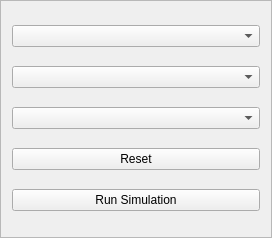
First picture: the form in elvis/elvis_dock_widget.ui, repository ReferencePointNavigation/MapCreator, before the edit.
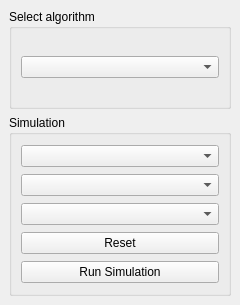
Second picture: the form after the edit.

Commit message: Added ELVIS toolbar and Dock Widget

```diff
--- a/elvis/elvis_dock_widget.ui
+++ b/elvis/elvis_dock_widget.ui
@@ -1,26 +1,51 @@
 <?xml version="1.0" encoding="UTF-8"?>
 <ui version="4.0">
- <class>Frame</class>
- <widget class="QFrame" name="Frame">
+ <class>DockWidget</class>
+ <widget class="QDockWidget" name="DockWidget">
   <property name="geometry">
    <rect>
     <x>0</x>
     <y>0</y>
-    <width>272</width>
-    <height>238</height>
+    <width>240</width>
+    <height>305</height>
    </rect>
   </property>
+  <property name="maximumSize">
+   <size>
+    <width>240</width>
+    <height>400</height>
+   </size>
+  </property>
   <property name="windowTitle">
    <string>Frame</string>
   </property>
-  <property name="frameShape">
-   <enum>QFrame::StyledPanel</enum>
-  </property>
-  <property name="frameShadow">
-   <enum>QFrame::Raised</enum>
-  </property>
+  <widget class="QWidget" name="dockWidgetContents">
   <layout class="QVBoxLayout" name="verticalLayout">
    <item>
+     <widget class="QGroupBox" name="groupBox">
+      <property name="maximumSize">
+       <size>
+        <width>16777215</width>
+        <height>100</height>
+       </size>
+      </property>
+      <property name="title">
+       <string>Select algorithm</string>
+      </property>
+      <layout class="QVBoxLayout" name="verticalLayout_2">
+       <item>
+        <widget class="QComboBox" name="algorithm_select"/>
+       </item>
+      </layout>
+     </widget>
+    </item>
+    <item>
+     <widget class="QGroupBox" name="simulation_group">
+      <property name="title">
+       <string>Simulation</string>
+      </property>
+      <layout class="QVBoxLayout" name="verticalLayout_3">
+       <item>
     <widget class="QComboBox" name="building_select"/>
    </item>
    <item>
@@ -44,6 +69,10 @@
     </widget>
    </item>
   </layout>
+     </widget>
+    </item>
+   </layout>
+  </widget>
  </widget>
  <resources/>
  <connections/>
```
Left out of the diff: 2 changed lines with no effect on the pictures. Lines whose indentation alone changed are shown as unchanged. The commit also changes 19 other files.
